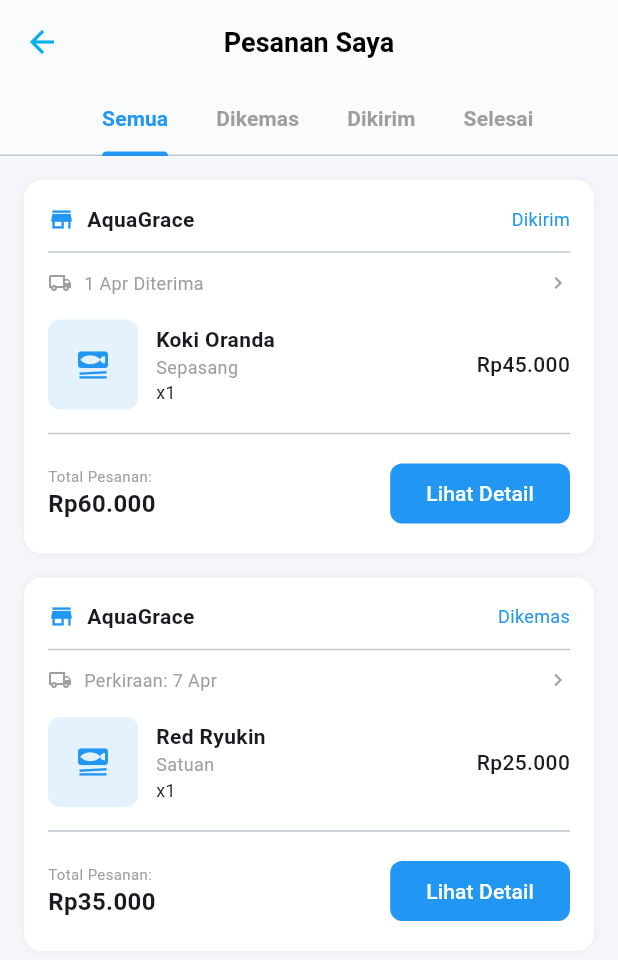
After one commit to kelompok7proyek24-cell/Flutter-App, a Flutter app: the screen it shows after launch, item 5 of the bottom bar chosen, after a tap on "Lihat Semua", on a phone screen of 412 x 824 dp. The commit adds this screen. Shown: the top 960 px of the screen. Run offline on Flutter 3.47's test engine with Material 3 defaults, Android fonts, the phone set to English and light mode, and no system bars; our stand-ins replace image_picker; network calls fail.

Commit message:
Story Pesanan

```diff
--- a/lib/features/product/presentation/pages/product_detail_page.dart
+++ b/lib/features/product/presentation/pages/product_detail_page.dart
@@ -78,7 +78,7 @@ class _ProductDetailPageState extends State<ProductDetailPage> {
                                   Icon(Icons.check_circle, size: 14, color: Colors.blue),
                                 ],
                               ),
-                              Text("Tangerang Selatan", style: TextStyle(fontSize: 12, color: Colors.grey)),
+                              Text("Indramayu Kota", style: TextStyle(fontSize: 12, color: Colors.grey)),
                             ],
                           ),
                         ),
@@ -93,7 +93,7 @@ class _ProductDetailPageState extends State<ProductDetailPage> {
                   const Text("Pilih Jenis Kelamin", style: TextStyle(fontWeight: FontWeight.bold)),
                   const SizedBox(height: 10),
                   Row(
-                    children: ["Jantan", "Betina"].map((variant) {
+                    children: ["Jantan", "Betina", "Sepasang"].map((variant) {
                       return Padding(
                         padding: const EdgeInsets.only(right: 10),
                         child: ChoiceChip(
--- a/lib/features/product/presentation/pages/product_page.dart
+++ b/lib/features/product/presentation/pages/product_page.dart
@@ -53,7 +53,7 @@ class _ProductPageState extends State<ProductPage> {
             scrollDirection: Axis.horizontal,
             padding: const EdgeInsets.all(16),
             child: Row(
-              children: ["Semua", "Koki", "Guppy", "Molly", "Aquarium set"].map((cat) {
+              children: ["Semua", "Koki", "Guppy", "Molly", "Peralatan"].map((cat) {
                 return Padding(
                   padding: const EdgeInsets.only(right: 8),
                   child: ChoiceChip(
--- /dev/null
+++ b/lib/features/profile/presentation/pages/my_orders_page.dart
@@ -0,0 +1,185 @@
+import 'package:flutter/material.dart';
+
+class MyOrdersPage extends StatelessWidget {
+  final int initialTab; // Menerima lemparan index dari ProfilePage
+
+  const MyOrdersPage({super.key, this.initialTab = 0});
+
+  @override
+  Widget build(BuildContext context) {
+    return DefaultTabController(
+      length: 4,
+      initialIndex: initialTab,
+      child: Scaffold(
+        backgroundColor: const Color(0xffF5F7FA),
+        appBar: AppBar(
+          backgroundColor: Colors.white,
+          foregroundColor: Colors.black,
+          elevation: 0.5,
+          centerTitle: true,
+          title: const Text(
+            "Pesanan Saya",
+            style: TextStyle(fontWeight: FontWeight.bold, fontSize: 18),
+          ),
+          bottom: const TabBar(
+            isScrollable: true,
+            indicatorColor: Colors.blue,
+            labelColor: Colors.blue,
+            unselectedLabelColor: Colors.grey,
+            labelStyle: TextStyle(fontWeight: FontWeight.bold),
+            tabs: [
+              Tab(text: "Semua"),
+              Tab(text: "Dikemas"),
+              Tab(text: "Dikirim"),
+              Tab(text: "Selesai"),
+            ],
+          ),
+        ),
+        body: TabBarView(
+          children: [
+            _buildOrderList(context, "Semua"),
+            _buildOrderList(context, "Dikemas"),
+            _buildOrderList(context, "Dikirim"),
+            _buildOrderList(context, "Selesai"),
+          ],
+        ),
+      ),
+    );
+  }
+
+  Widget _buildOrderList(BuildContext context, String filterStatus) {
+    // Data Dummy Pesanan sesuai desain Gambar 3
+    final List<Map<String, dynamic>> dummyOrders = [
+      {
+        "shop": "AquaGrace",
+        "status": "Dikirim",
+        "product": "Koki Oranda",
+        "desc": "Sepasang",
+        "price": "Rp45.000",
+        "total": "Rp60.000",
+        "date": "1 Apr Diterima"
+      },
+      {
+        "shop": "AquaGrace",
+        "status": "Dikemas",
+        "product": "Red Ryukin",
+        "desc": "Satuan",
+        "price": "Rp25.000",
+        "total": "Rp35.000",
+        "date": "Perkiraan: 7 Apr"
+      },
+    ];
+
+    // Logika Filter Sederhana
+    final filteredOrders = filterStatus == "Semua"
+        ? dummyOrders
+        : dummyOrders.where((o) => o['status'] == filterStatus).toList();
+
+    if (filteredOrders.isEmpty) {
+      return const Center(child: Text("Belum ada pesanan"));
+    }
+
+    return ListView.builder(
+      padding: const EdgeInsets.all(16),
+      itemCount: filteredOrders.length,
+      itemBuilder: (context, index) {
+        final order = filteredOrders[index];
+        return _buildOrderCard(order);
+      },
+    );
+  }
+
+  Widget _buildOrderCard(Map<String, dynamic> order) {
+    return Container(
+      margin: const EdgeInsets.only(bottom: 16),
+      padding: const EdgeInsets.all(16),
+      decoration: BoxDecoration(
+        color: Colors.white,
+        borderRadius: BorderRadius.circular(12),
+        boxShadow: [BoxShadow(color: Colors.black.withOpacity(0.05), blurRadius: 5)],
+      ),
+      child: Column(
+        crossAxisAlignment: CrossAxisAlignment.start,
+        children: [
+          // Header Kartu: Toko & Status
+          Row(
+            children: [
+              const Icon(Icons.store, size: 18, color: Colors.blue),
+              const SizedBox(width: 8),
+              Text(order['shop'], style: const TextStyle(fontWeight: FontWeight.bold)),
+              const Spacer(),
+              Text(order['status'], style: const TextStyle(color: Colors.blue, fontSize: 12)),
+            ],
+          ),
+          const Divider(height: 24),
+
+          // Info Pengiriman
+          Row(
+            children: [
+              const Icon(Icons.local_shipping_outlined, size: 16, color: Colors.grey),
+              const SizedBox(width: 8),
+              Expanded(
+                child: Text(order['date'], style: const TextStyle(fontSize: 12, color: Colors.grey)),
+              ),
+              const Icon(Icons.chevron_right, size: 16, color: Colors.grey),
+            ],
+          ),
+          const SizedBox(height: 16),
+
+          // Detail Produk
+          Row(
+            children: [
+              Container(
+                width: 60,
+                height: 60,
+                decoration: BoxDecoration(
+                  color: Colors.blue[50],
+                  borderRadius: BorderRadius.circular(8),
+                ),
+                child: const Icon(Icons.set_meal, color: Colors.blue),
+              ),
+              const SizedBox(width: 12),
+              Expanded(
+                child: Column(
+                  crossAxisAlignment: CrossAxisAlignment.start,
+                  children: [
+                    Text(order['product'], style: const TextStyle(fontWeight: FontWeight.bold)),
+                    Text(order['desc'], style: const TextStyle(fontSize: 12, color: Colors.grey)),
+                    const Text("x1", style: TextStyle(fontSize: 12)),
+                  ],
+                ),
+              ),
+              Text(order['price'], style: const TextStyle(fontWeight: FontWeight.w500)),
+            ],
+          ),
+
+          const Divider(height: 32),
+
+          // Total & Tombol Aksi
+          Row(
+            mainAxisAlignment: MainAxisAlignment.spaceBetween,
+            children: [
+              Column(
+                crossAxisAlignment: CrossAxisAlignment.start,
+                children: [
+                  const Text("Total Pesanan:", style: TextStyle(fontSize: 10, color: Colors.grey)),
+                  Text(order['total'], style: const TextStyle(fontWeight: FontWeight.bold, fontSize: 16)),
+                ],
+              ),
+              ElevatedButton(
+                onPressed: () {},
+                style: ElevatedButton.styleFrom(
+                  backgroundColor: Colors.blue,
+                  foregroundColor: Colors.white,
+                  shape: RoundedRectangleBorder(borderRadius: BorderRadius.circular(8)),
+                  elevation: 0,
+                ),
+                child: Text(order['status'] == "Selesai" ? "Tulis Ulasan" : "Lihat Detail"),
+              ),
+            ],
+          ),
+        ],
+      ),
+    );
+  }
+}
--- a/lib/features/profile/presentation/pages/profile_page.dart
+++ b/lib/features/profile/presentation/pages/profile_page.dart
@@ -1,23 +1,29 @@
-// profile_page.dart
-
 import 'package:flutter/material.dart';
 import 'settings_page.dart';
-// import 'edit_profile_page.dart'; // Aktifkan jika diperlukan
 import '../widgets/profile_menu_item.dart';
 import '../widgets/order_status_card.dart';
+import 'my_orders_page.dart'; // PASTIKAN SUDAH DI-IMPORT
 
 class ProfilePage extends StatelessWidget {
   const ProfilePage({super.key});
 
+  // --- FUNGSI NAVIGASI BARU ---
+  void _goToOrders(BuildContext context, int index) {
+    Navigator.push(
+      context,
+      MaterialPageRoute(
+        builder: (context) => MyOrdersPage(initialTab: index),
+      ),
+    );
+  }
+
   @override
   Widget build(BuildContext context) {
-    // KITA TETAP MENGGUNAKAN SCAFFOLD, TAPI HAPUS bottomNavigationBar-nya
     return Scaffold(
       backgroundColor: const Color(0xffF5F7FA),
       appBar: AppBar(
         backgroundColor: Colors.transparent,
         elevation: 0,
-        // Center title agar terlihat konsisten dengan AppBar Beranda
         centerTitle: true,
         title: const Text(
           "Akun saya",
@@ -26,7 +32,6 @@ class ProfilePage extends StatelessWidget {
             fontWeight: FontWeight.w600,
           ),
         ),
-        // Kita hapus leading arrow_back karena halaman ini berada di Tab Utama
         automaticallyImplyLeading: false,
         actions: [
           IconButton(
@@ -34,9 +39,7 @@ class ProfilePage extends StatelessWidget {
             onPressed: () {
               Navigator.push(
                 context,
-                MaterialPageRoute(
-                  builder: (_) => const SettingsPage(),
-                ),
+                MaterialPageRoute(builder: (_) => const SettingsPage()),
               );
             },
           ),
@@ -48,28 +51,21 @@ class ProfilePage extends StatelessWidget {
           children: [
             const CircleAvatar(
               radius: 45,
-              backgroundImage: NetworkImage(
-                'https://i.pravatar.cc/300',
-              ),
+              backgroundImage: NetworkImage('https://i.pravatar.cc/300'),
             ),
             const SizedBox(height: 12),
             const Text(
-              "Azani Sakti SR",
-              style: TextStyle(
-                fontSize: 20,
-                fontWeight: FontWeight.bold,
-              ),
+              "Azani Sakti SR", // Sesuai identitas user
+              style: TextStyle(fontSize: 20, fontWeight: FontWeight.bold),
             ),
             const SizedBox(height: 4),
             const Text(
               "azani@gmail.com",
-              style: TextStyle(
-                color: Colors.grey,
-              ),
+              style: TextStyle(color: Colors.grey),
             ),
             const SizedBox(height: 20),
 
-            // Card Pesanan Saya
+            // --- KARTU PESANAN DENGAN LOGIKA NAVIGASI ---
             Container(
               padding: const EdgeInsets.all(16),
               decoration: BoxDecoration(
@@ -83,33 +79,33 @@ class ProfilePage extends StatelessWidget {
                     children: [
                       const Text(
                         "Pesanan Saya",
-                        style: TextStyle(
-                          fontWeight: FontWeight.bold,
-                          fontSize: 16,
-                        ),
+                        style: TextStyle(fontWeight: FontWeight.bold, fontSize: 16),
                       ),
                       const Spacer(),
                       TextButton(
-                        onPressed: () {},
+                        onPressed: () => _goToOrders(context, 0), // Buka Tab 0 (Semua)
                         child: const Text("Lihat Semua"),
                       ),
                     ],
                   ),
                   const SizedBox(height: 16),
-                  const Row(
+                  Row(
                     mainAxisAlignment: MainAxisAlignment.spaceAround,
                     children: [
                       OrderStatusCard(
                         icon: Icons.wallet_giftcard,
                         title: "Dikemas",
+                        onTap: () => _goToOrders(context, 1), // Buka Tab 1
                       ),
                       OrderStatusCard(
                         icon: Icons.local_shipping,
                         title: "Dikirim",
+                        onTap: () => _goToOrders(context, 2), // Buka Tab 2
                       ),
                       OrderStatusCard(
                         icon: Icons.check_circle,
                         title: "Selesai",
+                        onTap: () => _goToOrders(context, 3), // Buka Tab 3
                       ),
                     ],
                   ),
@@ -119,35 +115,31 @@ class ProfilePage extends StatelessWidget {
 
             const SizedBox(height: 20),
 
-            // Menu List
+            // Menu List Tetap Sama
             ProfileMenuItem(
               icon: Icons.favorite_border,
               title: "Disukai",
               subtitle: "12 Items Saved",
               onTap: () {},
             ),
-
             ProfileMenuItem(
               icon: Icons.location_on_outlined,
               title: "Alamat Pengiriman",
               subtitle: "Home, Office",
               onTap: () {},
             ),
-
             ProfileMenuItem(
               icon: Icons.credit_card,
               title: "Metode Pembayaran",
               subtitle: "Visa ****4242",
               onTap: () {},
             ),
-
             ProfileMenuItem(
               icon: Icons.chat_bubble_outline,
               title: "Pesan",
               subtitle: "Tidak Ada Pesan",
               onTap: () {},
             ),
-
             const SizedBox(height: 30),
 
             // Tombol Keluar
@@ -159,13 +151,9 @@ class ProfilePage extends StatelessWidget {
                   foregroundColor: Colors.red,
                   elevation: 0,
                   padding: const EdgeInsets.symmetric(vertical: 14),
-                  shape: RoundedRectangleBorder(
-                    borderRadius: BorderRadius.circular(14),
-                  ),
+                  shape: RoundedRectangleBorder(borderRadius: BorderRadius.circular(14)),
                 ),
-                onPressed: () {
-                  // Tambahkan logika Logout di sini nantinya
-                },
+                onPressed: () {},
                 icon: const Icon(Icons.logout),
                 label: const Text("Keluar"),
               ),
@@ -174,7 +162,6 @@ class ProfilePage extends StatelessWidget {
           ],
         ),
       ),
-      // FOOTER DIHAPUS DARI SINI KARENA SUDAH DIKONTROL OLEH HOME_PAGE
     );
   }
 }
--- a/lib/features/profile/presentation/widgets/order_status_card.dart
+++ b/lib/features/profile/presentation/widgets/order_status_card.dart
@@ -1,4 +1,4 @@
-// order_status_card.dart
+// lib/features/profile/presentation/widgets/order_status_card.dart
 
 import 'package:flutter/material.dart';
 
@@ -6,15 +6,25 @@ class OrderStatusCard extends StatelessWidget {
   final IconData icon;
   final String title;
 
+  // --- 1. BARU: Tambahkan Callback untuk Navigasi ---
+  final VoidCallback? onTap;
+
   const OrderStatusCard({
     super.key,
     required this.icon,
     required this.title,
+    this.onTap, // Tambahkan di constructor
   });
 
   @override
   Widget build(BuildContext context) {
-    return Column(
+    // --- 2. BARU: Bungkus dengan InkWell untuk Interaksi ---
+    return InkWell(
+      onTap: onTap,
+      borderRadius: BorderRadius.circular(12), // Agar efek ripple rapi
+      child: Padding(
+        padding: const EdgeInsets.symmetric(vertical: 8.0, horizontal: 4.0),
+        child: Column(
           children: [
             Container(
               padding: const EdgeInsets.all(14),
@@ -35,6 +45,8 @@ class OrderStatusCard extends StatelessWidget {
               ),
             ),
           ],
+        ),
+      ),
     );
   }
 }
```
Lines whose indentation alone changed are shown as unchanged.
